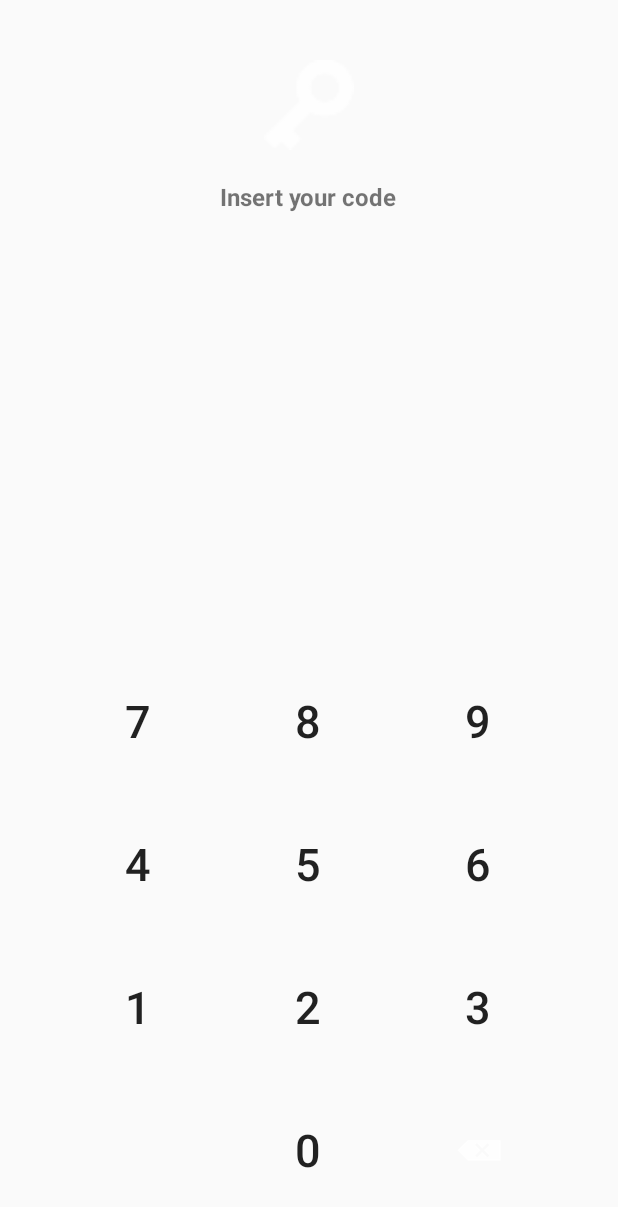
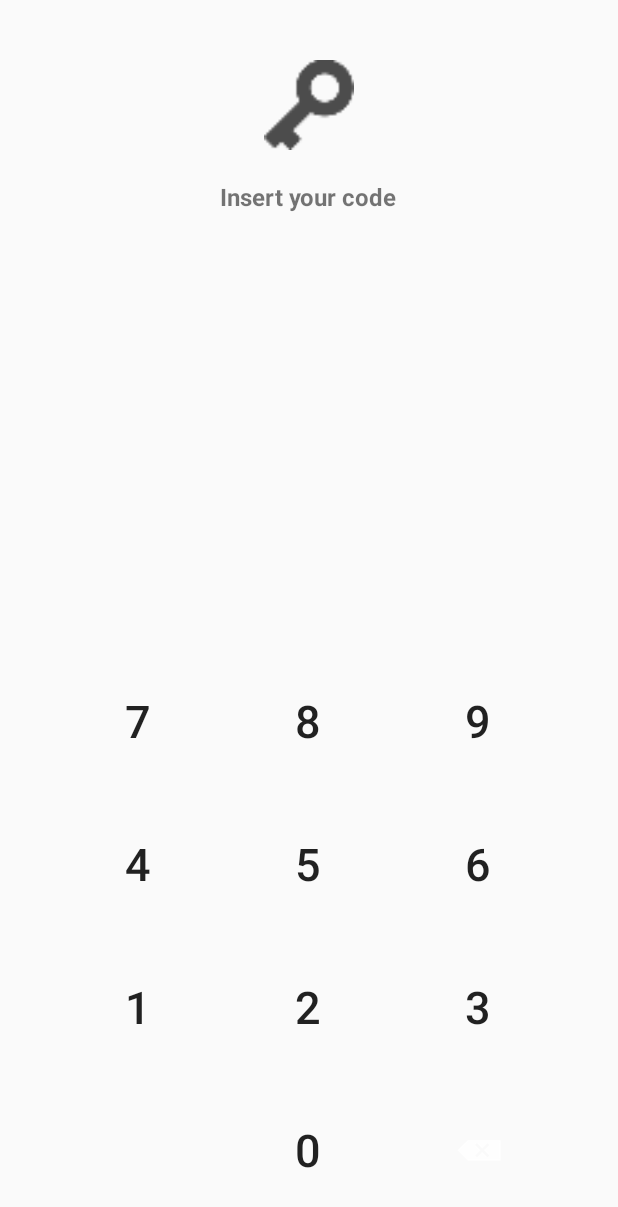
Before and after one commit to Iron2213/Password_Keeper, an Android app: the screen it shows after launch (AuthenticationActivity), on a phone screen of 412 x 824 dp. Shown: the top 1207 px of the screen. Run offline under Robolectric (Android 15) with nearby library versions, the phone set to English and light mode, and no system bars.

Commit message:
Added dark theme colors support

```diff
--- a/app/src/main/res/drawable/splash_screen.xml
+++ b/app/src/main/res/drawable/splash_screen.xml
@@ -1,12 +1,16 @@
 <?xml version="1.0" encoding="utf-8"?>
-<layer-list xmlns:android="http://schemas.android.com/apk/res/android" android:opacity="opaque">
-    <item android:drawable="@android:color/black"/>
+<layer-list
+    xmlns:android="http://schemas.android.com/apk/res/android"
+    android:opacity="transparent">
+    <item android:drawable="@android:color/transparent"/>
     <item>
 
         <bitmap
-            android:tint="@android:color/white"
+            android:antialias="true"
+            android:tint="?android:attr/textColorPrimary"
             android:src="@drawable/ic_key"
             android:gravity="center" />
+
     </item>
 
 </layer-list>
--- a/app/src/main/res/layout/authentication_activity.xml
+++ b/app/src/main/res/layout/authentication_activity.xml
@@ -17,7 +17,7 @@
 			android:layout_height="60dp"
 			android:layout_gravity="center_horizontal"
 			android:layout_marginTop="40dp"
-			android:src="@drawable/ic_key" />
+			android:src="@drawable/splash_screen" />
 
 		<androidx.appcompat.widget.AppCompatTextView
 			android:layout_width="wrap_content"
--- a/app/src/main/res/values/styles.xml
+++ b/app/src/main/res/values/styles.xml
@@ -1,7 +1,8 @@
 <resources>
 
     <!-- Base application theme. -->
-    <style name="AppTheme" parent="Theme.AppCompat.DayNight.DarkActionBar"></style>
+    <style name="AppTheme" parent="Theme.AppCompat.DayNight.DarkActionBar">
+    </style>
     <!-- -->
     <style name="AppTheme.NoActionBar">
         <item name="windowActionBar">false</item>
```
